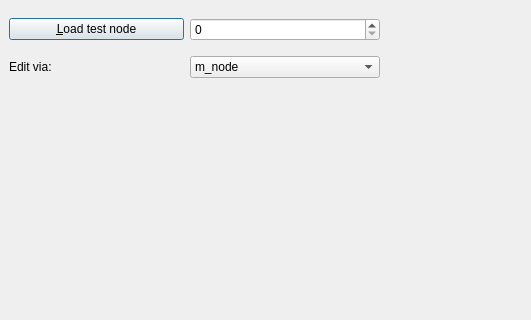
First picture: the form in Tools/ToolTestConceptMap/qtconceptmaptestqtnodedialog.ui, repository richelbilderbeek/ProjectRichelBilderbeek, before the edit; both pictures show x 0 to 531 and y 0 to 320 of the 760 by 610 pixel window.
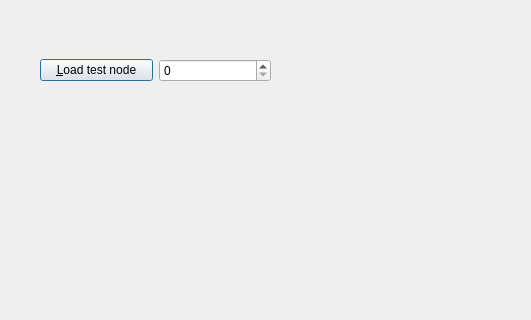
Second picture: the form after the edit.

```diff
--- a/Tools/ToolTestConceptMap/qtconceptmaptestqtnodedialog.ui
+++ b/Tools/ToolTestConceptMap/qtconceptmaptestqtnodedialog.ui
@@ -16,10 +16,10 @@
   <widget class="QWidget" name="widget_top" native="true">
    <property name="geometry">
     <rect>
-     <x>9</x>
-     <y>9</y>
-     <width>371</width>
-     <height>80</height>
+     <x>40</x>
+     <y>40</y>
+     <width>231</width>
+     <height>61</height>
     </rect>
    </property>
    <layout class="QGridLayout" name="gridLayout_2">
@@ -33,37 +33,6 @@
     <item row="0" column="1">
      <widget class="QSpinBox" name="box_test_index"/>
     </item>
-    <item row="1" column="0">
-     <widget class="QLabel" name="label_edit_via">
-      <property name="text">
-       <string>Edit via:</string>
-      </property>
-     </widget>
-    </item>
-    <item row="1" column="1">
-     <widget class="QComboBox" name="box_edit">
-      <item>
-       <property name="text">
-        <string>m_node</string>
-       </property>
-      </item>
-      <item>
-       <property name="text">
-        <string>QtNode-&gt;GetNode() (display)</string>
-       </property>
-      </item>
-      <item>
-       <property name="text">
-        <string>QtNode-&gt;GetNode() (edit)</string>
-       </property>
-      </item>
-      <item>
-       <property name="text">
-        <string>QtNode-&gt;GetNode() (rate)</string>
-       </property>
-      </item>
-     </widget>
-    </item>
    </layout>
   </widget>
  </widget>
```
